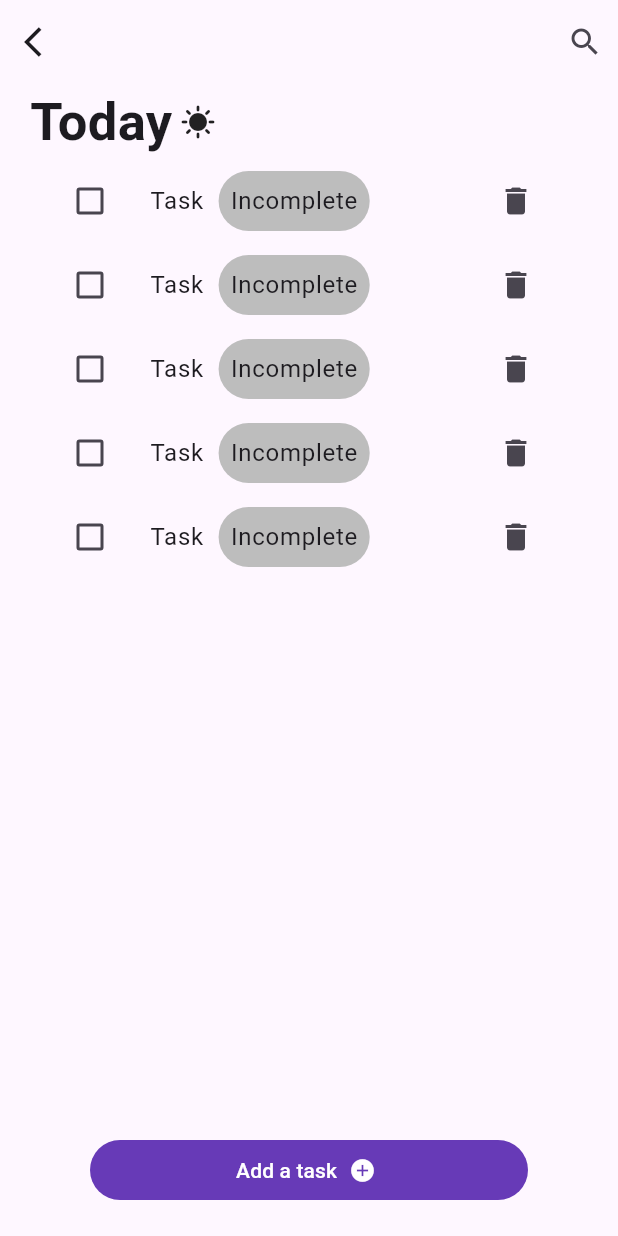
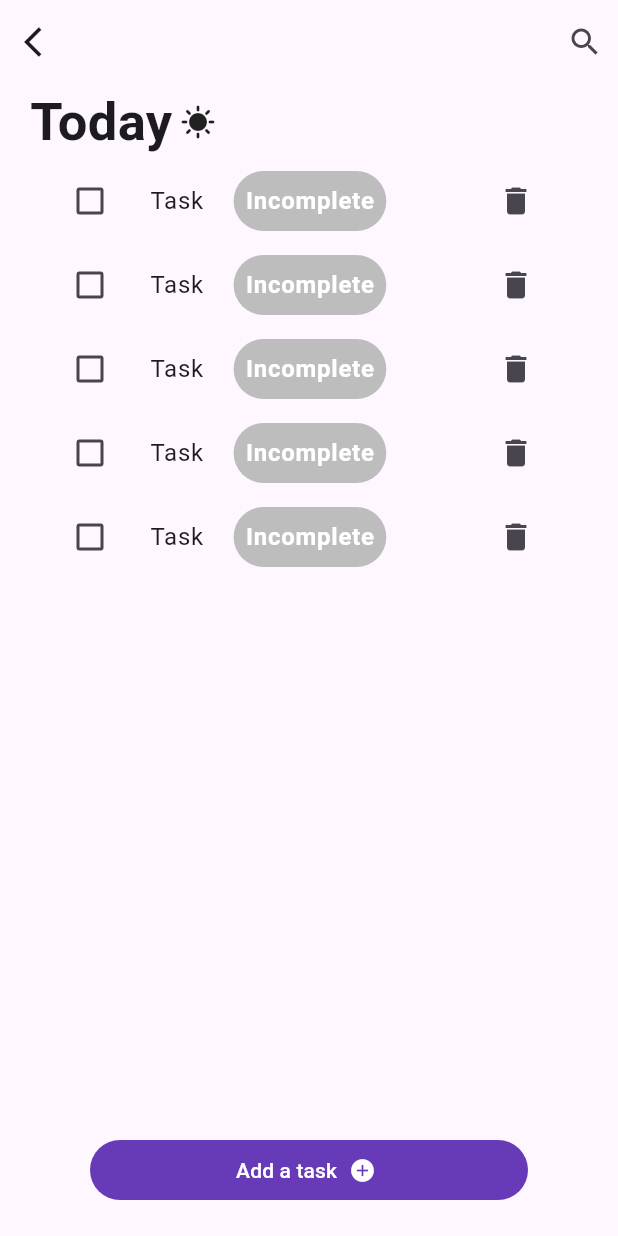
Before and after one commit to angelElizabethBerly/to_do_app, a Flutter app: the screen it shows after launch, on a phone screen of 412 x 824 dp. Run offline on Flutter 3.47's test engine with Material 3 defaults, Android fonts, the phone set to English and light mode, and no system bars.

```diff
--- /dev/null
+++ b/lib/model/task_model.dart
@@ -0,0 +1,5 @@
+class TaskModel {
+  String? task;
+  bool completed = false;
+  String? category;
+}
--- a/lib/view/home_screen/home_screen.dart
+++ b/lib/view/home_screen/home_screen.dart
@@ -2,9 +2,14 @@
 
 import 'package:flutter/material.dart';
 
-class HomeScreen extends StatelessWidget {
+class HomeScreen extends StatefulWidget {
   const HomeScreen({super.key});
 
+  @override
+  State<HomeScreen> createState() => _HomeScreenState();
+}
+
+class _HomeScreenState extends State<HomeScreen> {
   @override
   Widget build(BuildContext context) {
     return Scaffold(
@@ -35,18 +40,24 @@ class HomeScreen extends StatelessWidget {
                           value: false,
                           onChanged: (value) {
                             value = true;
+                            setState(() {});
                           },
                         ),
                         title: Row(
                           children: [
                             Text("Task"),
-                            SizedBox(width: 10),
+                            SizedBox(width: 20),
                             Container(
                               padding: EdgeInsets.all(8),
                               decoration: BoxDecoration(
                                   color: Colors.grey.shade400,
                                   borderRadius: BorderRadius.circular(20)),
-                              child: Text("Incomplete"),
+                              child: Text(
+                                "Incomplete",
+                                style: TextStyle(
+                                    color: Colors.white,
+                                    fontWeight: FontWeight.bold),
+                              ),
                             ),
                           ],
                         ),
```
